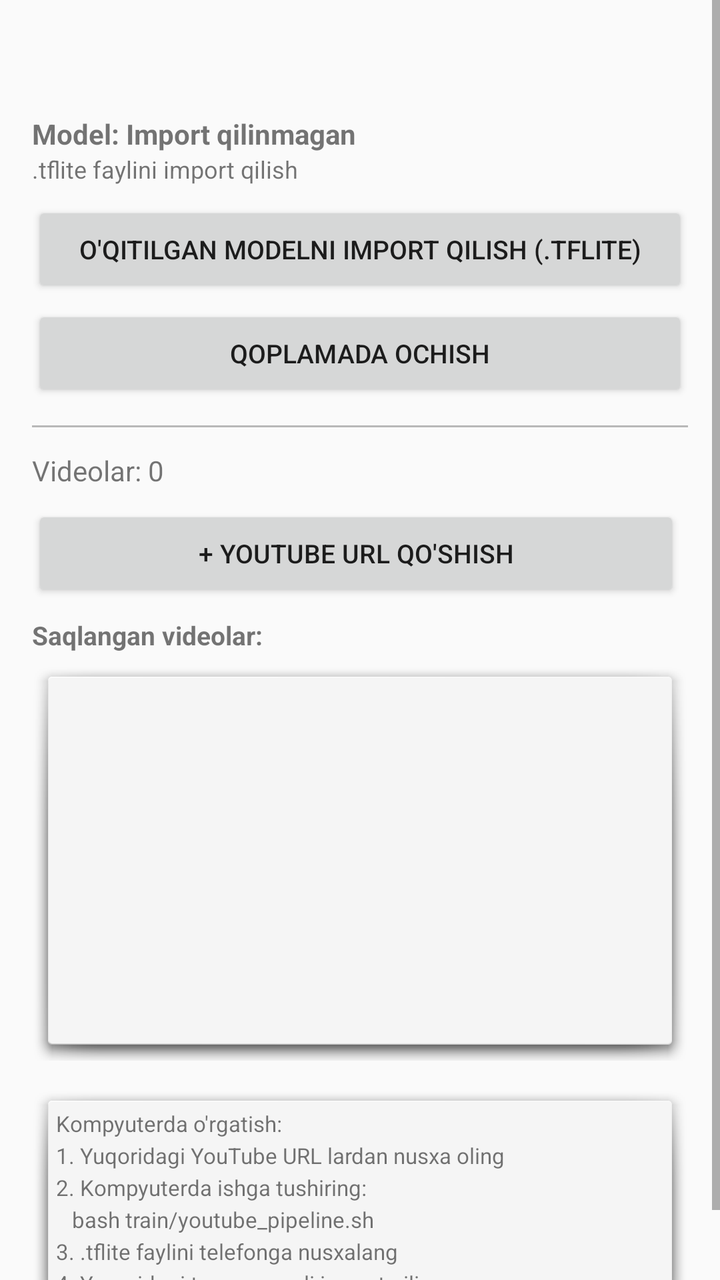
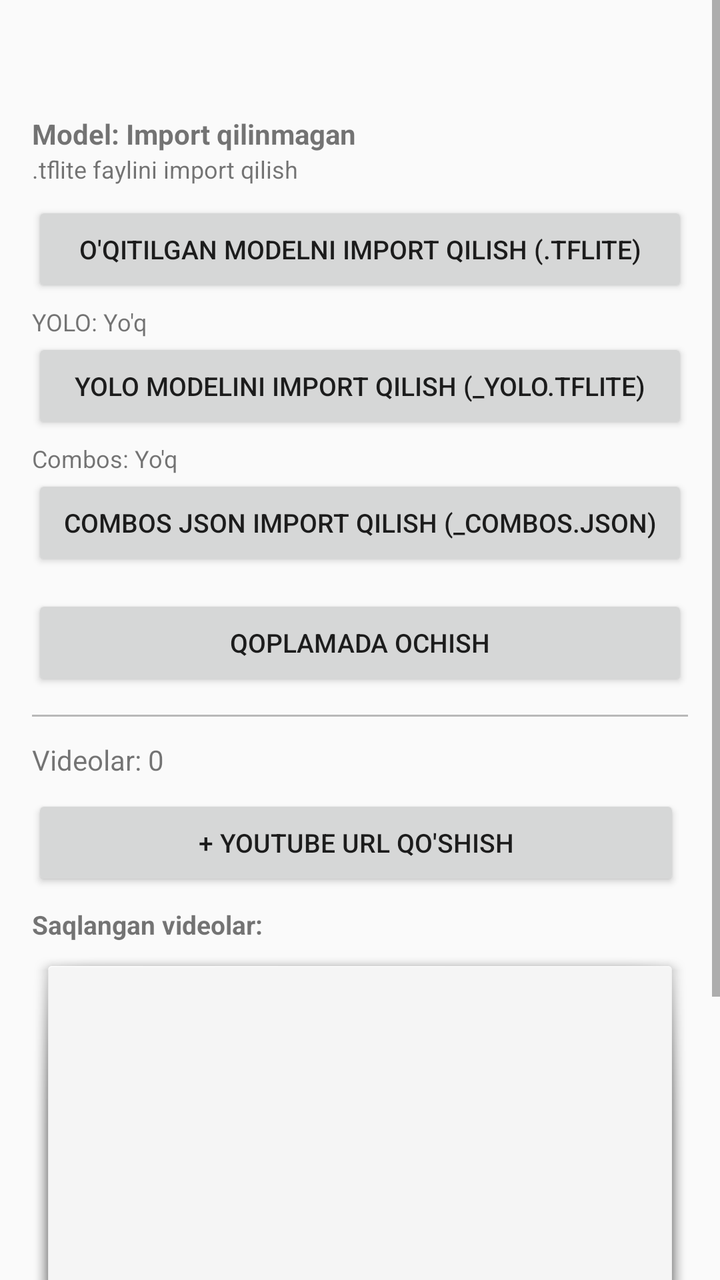

Compare the two renders of this Android layout. The source of the first and the diff that turns it into the second are given below.
<!-- AndroidManifest.xml: application theme Theme.MLBBTrainer -->
<!-- res/layout/activity_hero_detail.xml -->
<?xml version="1.0" encoding="utf-8"?>
<ScrollView xmlns:android="http://schemas.android.com/apk/res/android"
    android:layout_width="match_parent"
    android:layout_height="match_parent">

    <LinearLayout
        android:layout_width="match_parent"
        android:layout_height="wrap_content"
        android:orientation="vertical"
        android:padding="16dp">

        <TextView
            android:id="@+id/heroDetailTitle"
            android:layout_width="wrap_content"
            android:layout_height="wrap_content"
            android:textSize="22sp"
            android:textStyle="bold"
            android:layout_marginBottom="4dp" />

        
        <TextView
            android:id="@+id/modelStatusText"
            android:layout_width="wrap_content"
            android:layout_height="wrap_content"
            android:text="Model: Import qilinmagan"
            android:textSize="14sp"
            android:textStyle="bold"
            android:layout_marginTop="8dp" />

        <TextView
            android:id="@+id/modelFileNameText"
            android:layout_width="wrap_content"
            android:layout_height="wrap_content"
            android:text=".tflite faylini import qilish"
            android:textSize="12sp"
            android:layout_marginBottom="8dp" />

        <Button
            android:id="@+id/importModelButton"
            android:layout_width="match_parent"
            android:layout_height="wrap_content"
            android:text="O\'qitilgan Modelni Import qilish (.tflite)"
            android:textSize="13sp" />

        <Button
            android:id="@+id/openOverlayButton"
            android:layout_width="match_parent"
            android:layout_height="wrap_content"
            android:text="Qoplamada ochish"
            android:textSize="13sp"
            android:layout_marginTop="4dp"
            android:layout_marginBottom="12dp" />

        <View
            android:layout_width="match_parent"
            android:layout_height="1dp"
            android:background="#44000000"
            android:layout_marginBottom="12dp" />

        
        <TextView
            android:id="@+id/videoCountText"
            android:layout_width="wrap_content"
            android:layout_height="wrap_content"
            android:text="Videolar: 0"
            android:textSize="14sp"
            android:layout_marginBottom="8dp" />

        <LinearLayout
            android:layout_width="match_parent"
            android:layout_height="wrap_content"
            android:orientation="horizontal"
            android:layout_marginBottom="8dp">

            <Button
                android:id="@+id/addVideoButton"
                android:layout_width="0dp"
                android:layout_height="wrap_content"
                android:layout_weight="1"
                android:text="+ YouTube URL qo\'shish"
                android:textSize="13sp"
                android:layout_marginEnd="4dp" />
        </LinearLayout>

        <TextView
            android:layout_width="wrap_content"
            android:layout_height="wrap_content"
            android:text="Saqlangan videolar:"
            android:textSize="13sp"
            android:textStyle="bold"
            android:layout_marginBottom="4dp" />

        <androidx.recyclerview.widget.RecyclerView
            android:id="@+id/videoListView"
            android:layout_width="match_parent"
            android:layout_height="200dp"
            android:background="@android:drawable/dialog_holo_light_frame" />

        
        <TextView
            android:layout_width="match_parent"
            android:layout_height="wrap_content"
            android:text="Kompyuterda o\'rgatish:\n1. Yuqoridagi YouTube URL lardan nusxa oling\n2. Kompyuterda ishga tushiring:\n   bash train/youtube_pipeline.sh\n3. .tflite faylini telefonga nusxalang\n4. Yuqoridagi tugma orqali import qiling"
            android:textSize="11sp"
            android:padding="12dp"
            android:layout_marginTop="12dp"
            android:background="@android:drawable/dialog_holo_light_frame"
            android:lineSpacingExtra="3dp" />

    </LinearLayout>
</ScrollView>
<!-- resources referenced by this layout -->
<resources>
  <style name="Theme.MLBBTrainer" parent="Theme.AppCompat.DayNight.DarkActionBar">
          <item name="colorPrimary">#FF6200EE</item>
          <item name="colorPrimaryDark">#FF3700B3</item>
          <item name="colorAccent">#FF03DAC5</item>
          <item name="android:statusBarColor">#FF3700B3</item>
      </style>
</resources>

<!-- the commit's change to res/layout/activity_hero_detail.xml (unified diff, before → after) -->
@@ -41,6 +41,37 @@
             android:layout_height="wrap_content"
             android:text="O\'qitilgan Modelni Import qilish (.tflite)"
             android:textSize="13sp" />
+
+        <TextView
+            android:id="@+id/yoloStatusText"
+            android:layout_width="wrap_content"
+            android:layout_height="wrap_content"
+            android:text="YOLO: Yo'q"
+            android:textSize="12sp"
+            android:layout_marginTop="4dp" />
+
+        <Button
+            android:id="@+id/importYoloButton"
+            android:layout_width="match_parent"
+            android:layout_height="wrap_content"
+            android:text="YOLO modelini import qilish (_yolo.tflite)"
+            android:textSize="13sp" />
+
+        <TextView
+            android:id="@+id/combosStatusText"
+            android:layout_width="wrap_content"
+            android:layout_height="wrap_content"
+            android:text="Combos: Yo'q"
+            android:textSize="12sp"
+            android:layout_marginTop="4dp" />
+
+        <Button
+            android:id="@+id/importCombosButton"
+            android:layout_width="match_parent"
+            android:layout_height="wrap_content"
+            android:text="Combos JSON import qilish (_combos.json)"
+            android:textSize="13sp"
+            android:layout_marginBottom="8dp" />
 
         <Button
             android:id="@+id/openOverlayButton"
